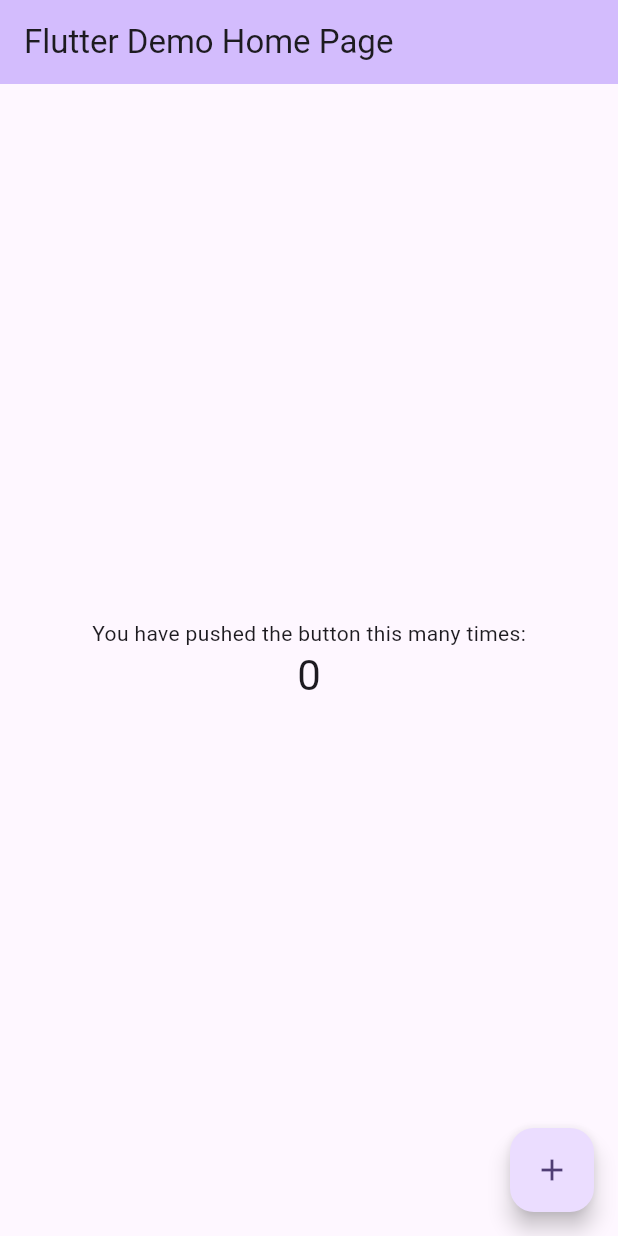
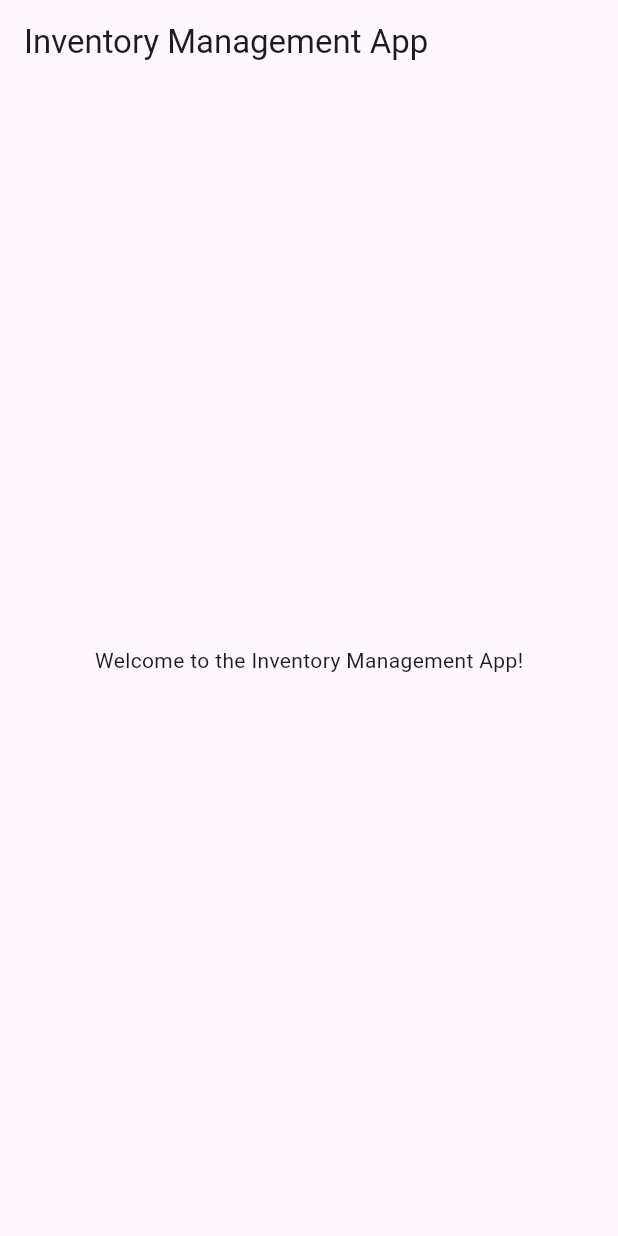
Before and after one commit to princeampofo/act15, a Flutter app: the screen it shows after launch, on a phone screen of 412 x 824 dp. Run offline on Flutter 3.47's test engine with Material 3 defaults, Android fonts, the phone set to English and light mode, and no system bars; our stand-ins replace cloud_firestore, firebase_core; accounts and stored records are empty; generated files the repository leaves out were written again.

Commit message:
home and add item screen setup

```diff
--- /dev/null
+++ b/lib/home_screen.dart
@@ -0,0 +1,19 @@
+import 'package:flutter/material.dart';
+
+
+
+class HomeScreen extends StatelessWidget {
+  const HomeScreen({super.key});
+
+  @override
+  Widget build(BuildContext context) {
+    return Scaffold(
+      appBar: AppBar(
+        title: const Text('Inventory Management App'),
+      ),
+      body: const Center(
+        child: Text('Welcome to the Inventory Management App!'),
+      ),
+    );
+  }
+}
--- a/lib/main.dart
+++ b/lib/main.dart
@@ -1,122 +1,29 @@
 import 'package:flutter/material.dart';
+import 'package:firebase_core/firebase_core.dart';
+import 'firebase_options.dart';
+import 'home_screen.dart';
 
-void main() {
-  runApp(const MyApp());
+void main() async {
+  WidgetsFlutterBinding.ensureInitialized();
+  await Firebase.initializeApp(
+    options: DefaultFirebaseOptions.currentPlatform,
+  );
+  runApp(InventoryApp());
 }
 
-class MyApp extends StatelessWidget {
-  const MyApp({super.key});
+class InventoryApp extends StatelessWidget {
+  const InventoryApp({super.key});
 
-  // This widget is the root of your application.
   @override
   Widget build(BuildContext context) {
     return MaterialApp(
-      title: 'Flutter Demo',
+      title: 'Inventory Management App',
       theme: ThemeData(
-        // This is the theme of your application.
-        //
-        // TRY THIS: Try running your application with "flutter run". You'll see
-        // the application has a purple toolbar. Then, without quitting the app,
-        // try changing the seedColor in the colorScheme below to Colors.green
-        // and then invoke "hot reload" (save your changes or press the "hot
-        // reload" button in a Flutter-supported IDE, or press "r" if you used
-        // the command line to start the app).
-        //
-        // Notice that the counter didn't reset back to zero; the application
-        // state is not lost during the reload. To reset the state, use hot
-        // restart instead.
-        //
-        // This works for code too, not just values: Most code changes can be
-        // tested with just a hot reload.
-        colorScheme: ColorScheme.fromSeed(seedColor: Colors.deepPurple),
+        primarySwatch: Colors.blue,
+        brightness: Brightness.light,
       ),
-      home: const MyHomePage(title: 'Flutter Demo Home Page'),
+      home: const HomeScreen(),
+      debugShowCheckedModeBanner: false,
     );
   }
 }
-
-class MyHomePage extends StatefulWidget {
-  const MyHomePage({super.key, required this.title});
-
-  // This widget is the home page of your application. It is stateful, meaning
-  // that it has a State object (defined below) that contains fields that affect
-  // how it looks.
-
-  // This class is the configuration for the state. It holds the values (in this
-  // case the title) provided by the parent (in this case the App widget) and
-  // used by the build method of the State. Fields in a Widget subclass are
-  // always marked "final".
-
-  final String title;
-
-  @override
-  State<MyHomePage> createState() => _MyHomePageState();
-}
-
-class _MyHomePageState extends State<MyHomePage> {
-  int _counter = 0;
-
-  void _incrementCounter() {
-    setState(() {
-      // This call to setState tells the Flutter framework that something has
-      // changed in this State, which causes it to rerun the build method below
-      // so that the display can reflect the updated values. If we changed
-      // _counter without calling setState(), then the build method would not be
-      // called again, and so nothing would appear to happen.
-      _counter++;
-    });
-  }
-
-  @override
-  Widget build(BuildContext context) {
-    // This method is rerun every time setState is called, for instance as done
-    // by the _incrementCounter method above.
-    //
-    // The Flutter framework has been optimized to make rerunning build methods
-    // fast, so that you can just rebuild anything that needs updating rather
-    // than having to individually change instances of widgets.
-    return Scaffold(
-      appBar: AppBar(
-        // TRY THIS: Try changing the color here to a specific color (to
-        // Colors.amber, perhaps?) and trigger a hot reload to see the AppBar
-        // change color while the other colors stay the same.
-        backgroundColor: Theme.of(context).colorScheme.inversePrimary,
-        // Here we take the value from the MyHomePage object that was created by
-        // the App.build method, and use it to set our appbar title.
-        title: Text(widget.title),
-      ),
-      body: Center(
-        // Center is a layout widget. It takes a single child and positions it
-        // in the middle of the parent.
-        child: Column(
-          // Column is also a layout widget. It takes a list of children and
-          // arranges them vertically. By default, it sizes itself to fit its
-          // children horizontally, and tries to be as tall as its parent.
-          //
-          // Column has various properties to control how it sizes itself and
-          // how it positions its children. Here we use mainAxisAlignment to
-          // center the children vertically; the main axis here is the vertical
-          // axis because Columns are vertical (the cross axis would be
-          // horizontal).
-          //
-          // TRY THIS: Invoke "debug painting" (choose the "Toggle Debug Paint"
-          // action in the IDE, or press "p" in the console), to see the
-          // wireframe for each widget.
-          mainAxisAlignment: MainAxisAlignment.center,
-          children: <Widget>[
-            const Text('You have pushed the button this many times:'),
-            Text(
-              '$_counter',
-              style: Theme.of(context).textTheme.headlineMedium,
-            ),
-          ],
-        ),
-      ),
-      floatingActionButton: FloatingActionButton(
-        onPressed: _incrementCounter,
-        tooltip: 'Increment',
-        child: const Icon(Icons.add),
-      ), // This trailing comma makes auto-formatting nicer for build methods.
-    );
-  }
-}
```
Also changed, not shown: lib/add_item.dart (added, +18 -0 lines), lib/dashboard.dart (added, +17 -0 lines).
